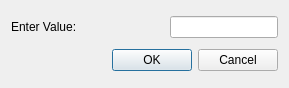
Old version of the form cassview/src/InputDialog.ui in the repository m2osw/snapcpp.
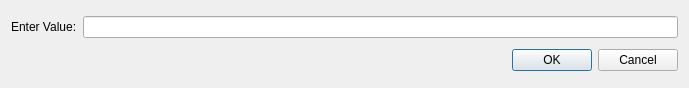
New version of the form.

Commit message: SNAP-123: Makde the input box larger so I can enter bigger content without it scrolling.

```diff
--- a/cassview/src/InputDialog.ui
+++ b/cassview/src/InputDialog.ui
@@ -6,7 +6,7 @@
    <rect>
     <x>0</x>
     <y>0</y>
-    <width>289</width>
+    <width>689</width>
     <height>88</height>
    </rect>
   </property>
@@ -15,7 +15,7 @@
   </property>
   <layout class="QVBoxLayout" name="verticalLayout">
    <item>
-    <layout class="QHBoxLayout" name="horizontalLayout" stretch="1,0">
+    <layout class="QHBoxLayout" name="horizontalLayout" stretch="0,1">
      <item>
       <widget class="QLabel" name="f_inputLabel">
        <property name="text">
```
